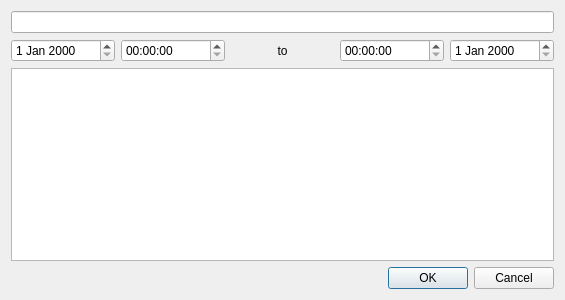
This is libs/utils/widgets/calendar/basic_item_edition_dialog.ui in FreeHealth/freehealth as Qt 5 draws it before an edit. The edited form follows.
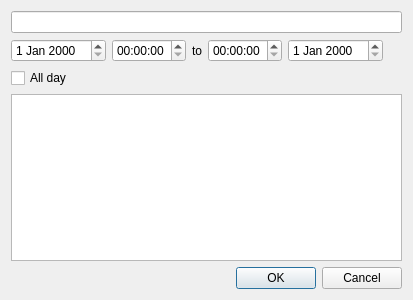
This is the edited form.

Commit message: - Day events have a contextual menu too - The basic item edition dialog got a new checkbox : toggle between "all day" and hour range item

Diff of the .ui file:
```diff
--- a/libs/utils/widgets/calendar/basic_item_edition_dialog.ui
+++ b/libs/utils/widgets/calendar/basic_item_edition_dialog.ui
@@ -6,7 +6,7 @@
    <rect>
     <x>0</x>
     <y>0</y>
-    <width>565</width>
+    <width>413</width>
     <height>300</height>
    </rect>
   </property>
@@ -14,7 +14,7 @@
    <string>Calendar item edition</string>
   </property>
   <layout class="QGridLayout" name="gridLayout">
-   <item row="0" column="0" colspan="5">
+   <item row="0" column="0" colspan="6">
     <widget class="QLineEdit" name="lineEditTitle"/>
    </item>
    <item row="1" column="0">
@@ -39,10 +39,10 @@
    <item row="1" column="4">
     <widget class="QDateEdit" name="dateEditEnd"/>
    </item>
-   <item row="2" column="0" colspan="5">
+   <item row="3" column="0" colspan="6">
     <widget class="QTextEdit" name="textEditDescription"/>
    </item>
-   <item row="3" column="0" colspan="5">
+   <item row="4" column="0" colspan="6">
     <widget class="QDialogButtonBox" name="buttonBox">
      <property name="orientation">
       <enum>Qt::Horizontal</enum>
@@ -52,6 +52,26 @@
      </property>
     </widget>
    </item>
+   <item row="2" column="0">
+    <widget class="QCheckBox" name="checkBoxAllDay">
+     <property name="text">
+      <string>All day</string>
+     </property>
+    </widget>
+   </item>
+   <item row="1" column="5">
+    <spacer name="horizontalSpacer">
+     <property name="orientation">
+      <enum>Qt::Horizontal</enum>
+     </property>
+     <property name="sizeHint" stdset="0">
+      <size>
+       <width>40</width>
+       <height>20</height>
+      </size>
+     </property>
+    </spacer>
+   </item>
   </layout>
  </widget>
  <resources/>
```
The commit also changes 4 other files.
